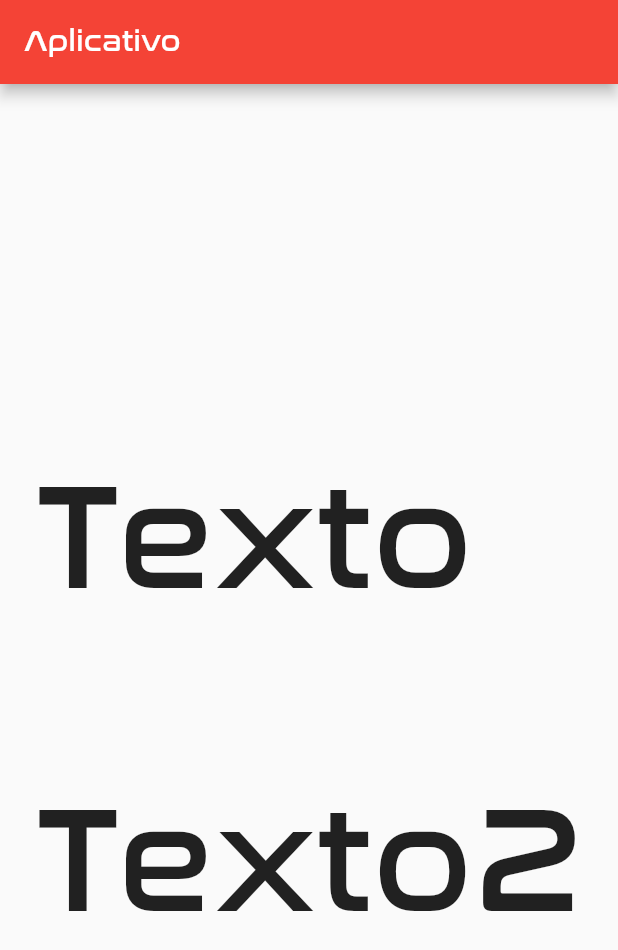
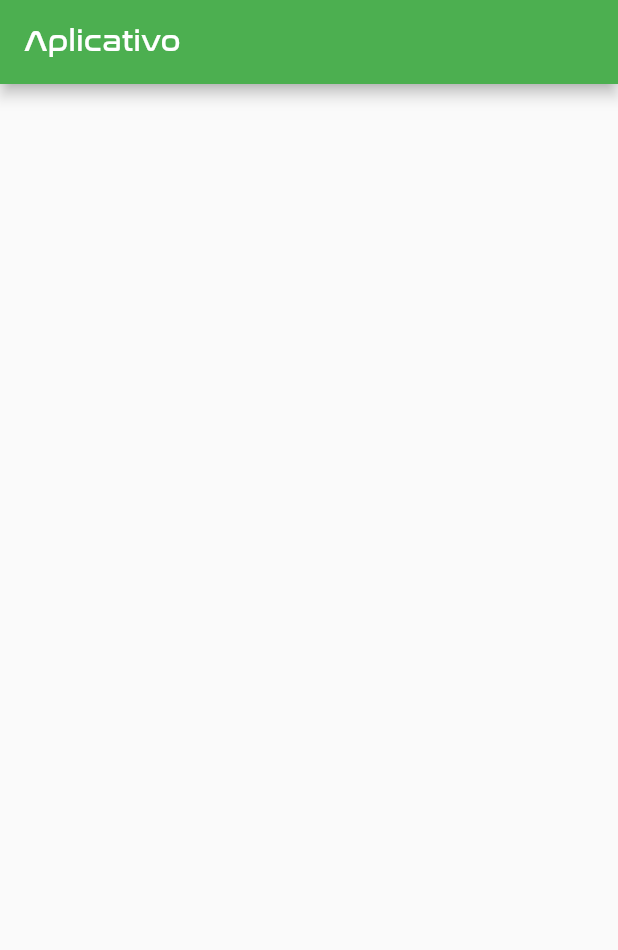
Before and after one commit to lucasantoniodev/Aprendendo_flutter_com_daves, a Flutter app: the screen it shows after launch, on a phone screen of 412 x 824 dp. Shown: the top 950 px of the screen. Run offline on Flutter 3.47's test engine with Material 2 defaults, Android fonts, the phone set to English and light mode, and no system bars.

Commit message:
Propriedas do tema para todo o aplicativo

```diff
--- a/lib/main.dart
+++ b/lib/main.dart
@@ -11,31 +11,32 @@ class MyApp extends StatelessWidget {
   Widget build(BuildContext context) {
     return MaterialApp(
       debugShowCheckedModeBanner: false,
-      theme: ThemeData( // Definindo um tema padrão para todo seu projeto
-        primarySwatch: Colors.red,
-        fontFamily: 'Nasalization-rg',
+      theme: ThemeData(
+        // Definindo um tema padrão para todo seu projeto
+        primarySwatch: Colors.red, // Cor do tema
+
+        fontFamily: 'Nasalization-rg', // Font do tema
+
+        brightness: Brightness.light, // Brilho de fundo
+
+        primaryColor: Colors.blue,
+
+        appBarTheme: const AppBarTheme(
+          // Propriedade para personalizar o padrão do tema
+
+          backgroundColor: Colors.yellow,
+        ),
+
       ),
       home: Scaffold(
-          appBar: AppBar(
-            title: const Text('Aplicativo'),
-          ),
-          body: const Center(
-            child: Text(
-              'Texto\nTexto2', // Adicionando outra linha de texto
-              textDirection:
-                  TextDirection.ltr, // Texto da esquerda para direita (Padrão)
-              style: TextStyle(
-                height: 2.15, // DISTÂNCIA ENTRE OS TEXTOS !!!!!!!
-                fontSize: 100, // Alterar tamanho do texto (px);
-                // fontStyle: FontStyle.italic,
-                // fontWeight: FontWeight
-                //     .bold, // Alterar o peso/espessura do texto "negrito";
-                // color: Colors.blue, // Cor do texto
-                // backgroundColor: Colors.yellow.shade700,
-                // decoration: TextDecoration.underline,
-              ),
-            ),
-          )),
+        // backgroundColor: Colors.indigoAccent, // Cor de fundo do scaffold
+
+        appBar: AppBar(title: const Text('Aplicativo'),
+
+        backgroundColor: Colors.green,
+
+        ),
+      ),
     );
 
     //
```
